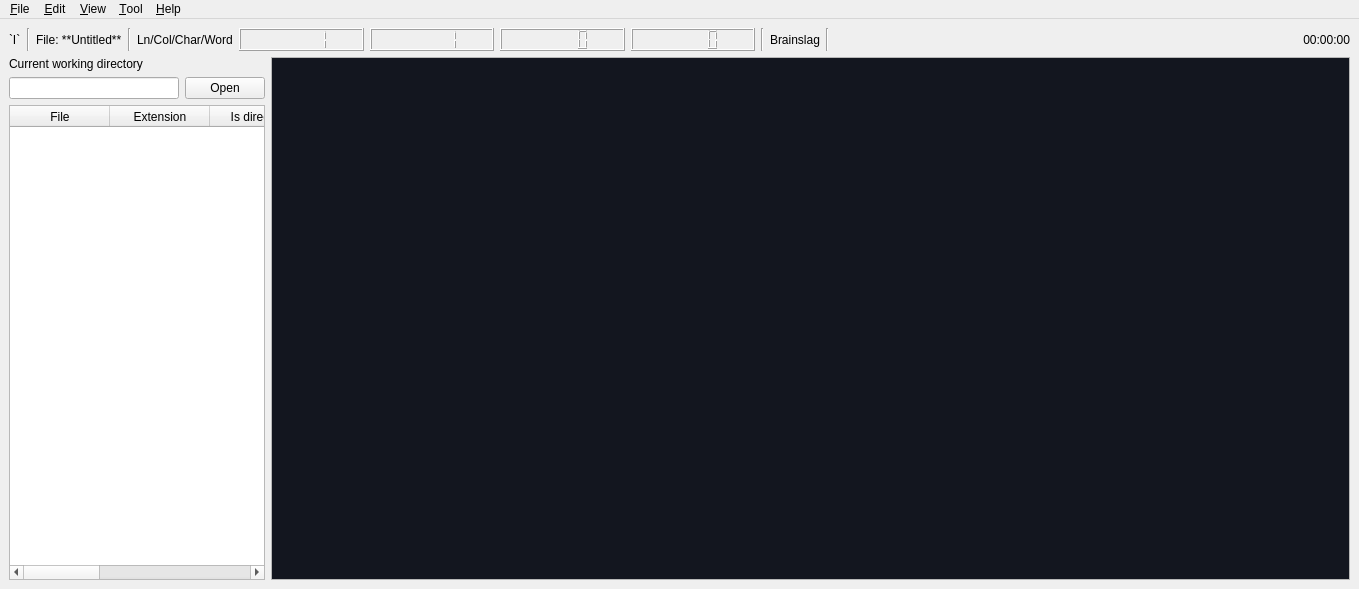
Qt form src/TextEditor/ui/TextEditor.ui (KatsumiKougen/SmallPyQt5Apps) before a commit.
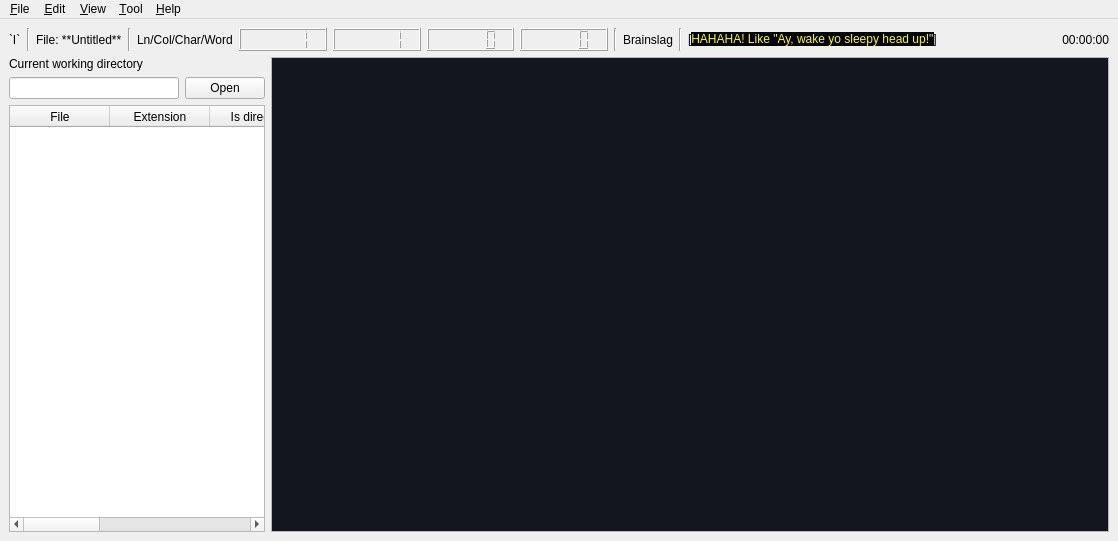
The same form after that commit. Custom widgets are drawn as their Qt base class.

Commit message: Add new "splash text" label in the UI file

```diff
--- a/src/TextEditor/ui/TextEditor.ui
+++ b/src/TextEditor/ui/TextEditor.ui
@@ -6,8 +6,8 @@
    <rect>
     <x>0</x>
     <y>0</y>
-    <width>1359</width>
-    <height>589</height>
+    <width>1118</width>
+    <height>541</height>
    </rect>
   </property>
   <property name="sizePolicy">
@@ -145,8 +145,30 @@
         </property>
        </widget>
       </item>
+      <item>
+       <widget class="QLabel" name="Status_SplashLabel">
+        <property name="sizePolicy">
+         <sizepolicy hsizetype="Preferred" vsizetype="Preferred">
+          <horstretch>0</horstretch>
+          <verstretch>0</verstretch>
+         </sizepolicy>
+        </property>
+        <property name="text">
+         <string>&lt;html&gt;&lt;head/&gt;&lt;body&gt;&lt;p&gt;[&lt;span style=&quot; font-family:'monospace'; color:#ffff00; background-color:#000000;&quot;&gt;HAHAHA! Like &amp;quot;Ay, wake yo sleepy head up!&amp;quot;&lt;/span&gt;]&lt;/p&gt;&lt;/body&gt;&lt;/html&gt;</string>
+        </property>
+        <property name="textFormat">
+         <enum>Qt::RichText</enum>
+        </property>
+       </widget>
+      </item>
       <item>
        <widget class="QLabel" name="Status_TimeLabel">
+        <property name="sizePolicy">
+         <sizepolicy hsizetype="Maximum" vsizetype="Preferred">
+          <horstretch>0</horstretch>
+          <verstretch>0</verstretch>
+         </sizepolicy>
+        </property>
         <property name="text">
          <string>00:00:00</string>
         </property>
@@ -421,7 +443,7 @@
     <rect>
      <x>0</x>
      <y>0</y>
-     <width>1359</width>
+     <width>1118</width>
      <height>25</height>
     </rect>
    </property>
```
